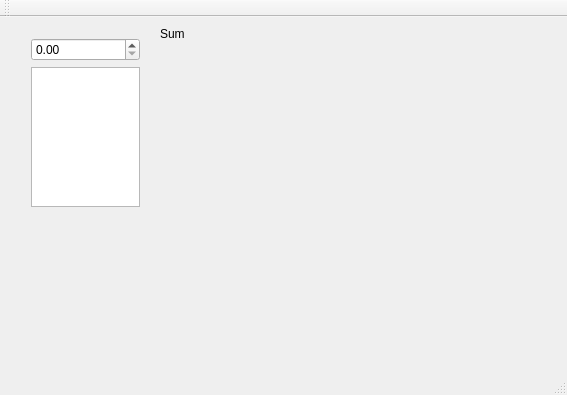
Above: mainwindow.ui from 0wn3r/matstat before the change. Below: the same form after it.
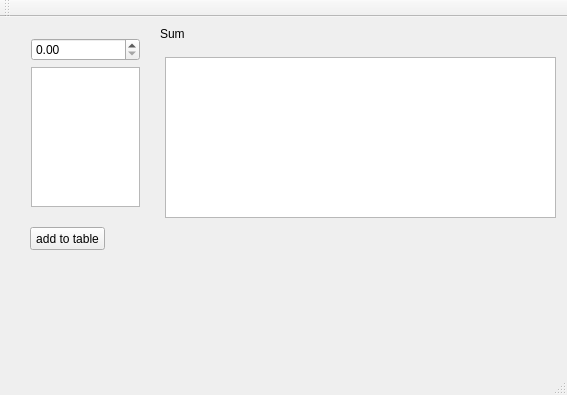
That is the form after the change.

Commit message: Add TableWidget to store data sets.

Diff of the .ui file:
```diff
--- a/mainwindow.ui
+++ b/mainwindow.ui
@@ -45,6 +45,29 @@
      <string>Sum</string>
     </property>
    </widget>
+   <widget class="QTableWidget" name="tableWidget">
+    <property name="geometry">
+     <rect>
+      <x>165</x>
+      <y>40</y>
+      <width>391</width>
+      <height>161</height>
+     </rect>
+    </property>
+   </widget>
+   <widget class="QPushButton" name="pushButton">
+    <property name="geometry">
+     <rect>
+      <x>30</x>
+      <y>210</y>
+      <width>75</width>
+      <height>23</height>
+     </rect>
+    </property>
+    <property name="text">
+     <string>add to table</string>
+    </property>
+   </widget>
   </widget>
   <widget class="QMenuBar" name="menuBar">
    <property name="geometry">
```
The commit also changes 2 other files.
